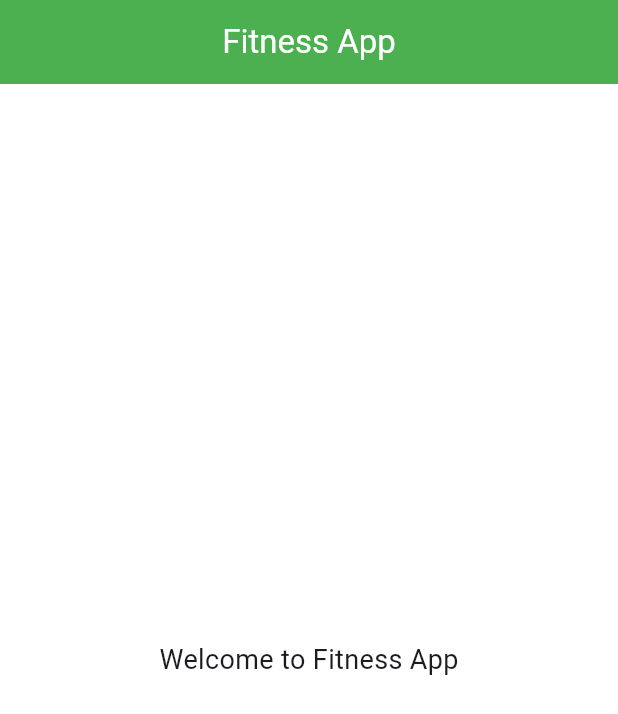
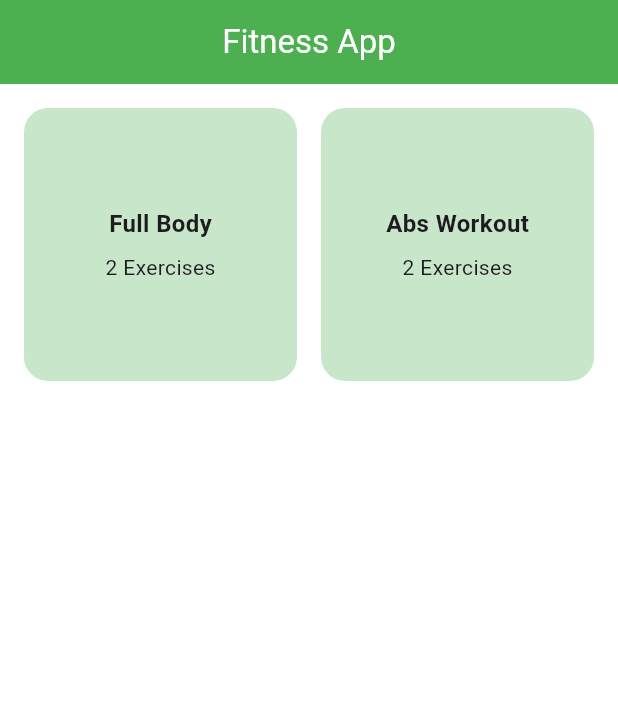
Before and after one commit to TashmeenUllah/fitness_app, a Flutter app: the screen it shows after launch, on a phone screen of 412 x 824 dp. Shown: the top 714 px of the screen. Run offline on Flutter 3.47's test engine with Material 3 defaults, Android fonts, the phone set to English and light mode, and no system bars.

Commit message:
Phase 2: Workout and Exercise models with static data

```diff
--- /dev/null
+++ b/lib/data/workout_data.dart
@@ -0,0 +1,41 @@
+import '../models/workout_model.dart';
+import '../models/exercise_model.dart';
+
+final List<Workout> workouts = [
+  Workout(
+    title: "Full Body",
+    image: "assets/images/fullbody.png",
+    exercises: [
+      Exercise(
+        name: "Jumping Jacks",
+        image: "assets/images/jumpingjacks.png",
+        duration: 30,
+        calories: 10,
+      ),
+      Exercise(
+        name: "Push Ups",
+        image: "assets/images/pushups.png",
+        duration: 20,
+        calories: 15,
+      ),
+    ],
+  ),
+  Workout(
+    title: "Abs Workout",
+    image: "assets/images/absworkout.png",
+    exercises: [
+      Exercise(
+        name: "Plank",
+        image: "assets/images/plank.png",
+        duration: 40,
+        calories: 20,
+      ),
+      Exercise(
+        name: "Crunches",
+        image: "assets/images/crunches.png",
+        duration: 30,
+        calories: 15,
+      ),
+    ],
+  ),
+];
--- /dev/null
+++ b/lib/models/exercise_model.dart
@@ -0,0 +1,13 @@
+class Exercise {
+  final String name;
+  final String image;
+  final int duration; // in seconds
+  final int calories;
+
+  Exercise({
+    required this.name,
+    required this.image,
+    required this.duration,
+    required this.calories,
+  });
+}
--- /dev/null
+++ b/lib/models/workout_model.dart
@@ -0,0 +1,13 @@
+import 'exercise_model.dart';
+
+class Workout {
+  final String title;
+  final String image;
+  final List<Exercise> exercises;
+
+  Workout({
+    required this.title,
+    required this.image,
+    required this.exercises,
+  });
+}
--- a/lib/screens/home/home_screen.dart
+++ b/lib/screens/home/home_screen.dart
@@ -1,4 +1,5 @@
 import 'package:flutter/material.dart';
+import '../../data/workout_data.dart';
 
 class HomeScreen extends StatelessWidget {
   const HomeScreen({super.key});
@@ -9,11 +10,37 @@ class HomeScreen extends StatelessWidget {
       appBar: AppBar(
         title: const Text("Fitness App"),
       ),
-      body: const Center(
-        child: Text(
-          "Welcome to Fitness App",
-          style: TextStyle(fontSize: 18),
+      body: GridView.builder(
+        padding: const EdgeInsets.all(16),
+        itemCount: workouts.length,
+        gridDelegate: const SliverGridDelegateWithFixedCrossAxisCount(
+          crossAxisCount: 2,
+          mainAxisSpacing: 16,
+          crossAxisSpacing: 16,
         ),
+        itemBuilder: (context, index) {
+          final workout = workouts[index];
+          return Container(
+            decoration: BoxDecoration(
+              color: Colors.green.shade100,
+              borderRadius: BorderRadius.circular(16),
+            ),
+            child: Column(
+              mainAxisAlignment: MainAxisAlignment.center,
+              children: [
+                Text(
+                  workout.title,
+                  style: const TextStyle(
+                    fontSize: 16,
+                    fontWeight: FontWeight.bold,
+                  ),
+                ),
+                const SizedBox(height: 8),
+                Text("${workout.exercises.length} Exercises"),
+              ],
+            ),
+          );
+        },
       ),
     );
   }
--- a/pubspec.yaml
+++ b/pubspec.yaml
@@ -58,8 +58,8 @@ flutter:
   uses-material-design: true
 
   # To add assets to your application, add an assets section, like this:
-  # assets:
-  #   - images/a_dot_burr.jpeg
+  assets:
+    - assets/images/
   #   - images/a_dot_ham.jpeg
 
   # An image asset can refer to one or more resolution-specific "variants", see
```
Also changed, not shown: assets/images/absworkout.png (added), assets/images/crunches.png (added), assets/images/fullbody.png (added), assets/images/jumpingjacks.png (added), assets/images/plank.png (added), assets/images/pushups.png (added).
